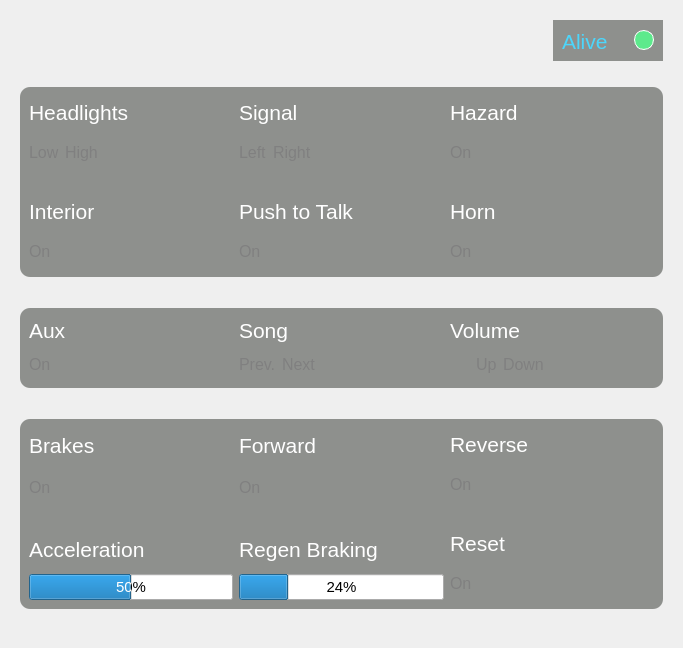
This is ViewLayer/DebugDisplay/ControlPage/ControlUi/ControlUi.ui in waffle-iron/Epsilon-Dashboard as Qt 5 draws it before an edit. The edited form follows.
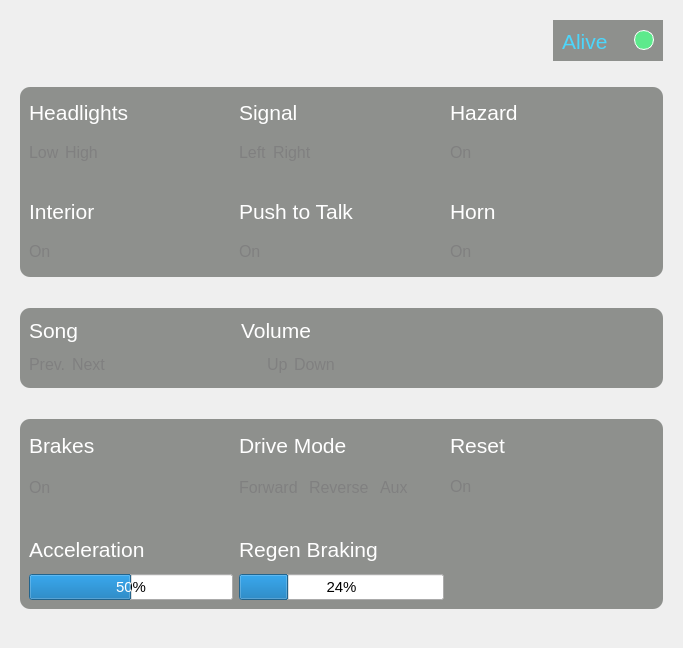
This is the edited form. Icons and pictures are not drawn.

Commit message: chnaged the aux label to be under Drive Mode

Patch:
```diff
--- a/ViewLayer/DebugDisplay/ControlPage/ControlUi/ControlUi.ui
+++ b/ViewLayer/DebugDisplay/ControlPage/ControlUi/ControlUi.ui
@@ -576,51 +576,6 @@
         <layout class="QHBoxLayout" name="horizontalLayout_14">
          <item>
           <layout class="QHBoxLayout" name="horizontalLayout_3">
-           <item>
-            <layout class="QVBoxLayout" name="verticalLayout_8">
-             <item>
-              <layout class="QHBoxLayout" name="horizontalLayout_25">
-               <item>
-                <widget class="QLabel" name="auxLabel">
-                 <property name="styleSheet">
-                  <string notr="true">color: white;</string>
-                 </property>
-                 <property name="text">
-                  <string>&lt;html&gt;&lt;head/&gt;&lt;body&gt;&lt;p&gt;&lt;span style=&quot; font-size:16pt; &quot;&gt;Aux&lt;/span&gt;&lt;/p&gt;&lt;/body&gt;&lt;/html&gt;</string>
-                 </property>
-                </widget>
-               </item>
-              </layout>
-             </item>
-             <item>
-              <layout class="QHBoxLayout" name="horizontalLayout_17">
-               <item>
-                <widget class="QLabel" name="auxOnLabel">
-                 <property name="styleSheet">
-                  <string notr="true">color: grey;</string>
-                 </property>
-                 <property name="text">
-                  <string>&lt;html&gt;&lt;head/&gt;&lt;body&gt;&lt;p&gt;&lt;span style=&quot; font-size:12pt; &quot;&gt;On&lt;/span&gt;&lt;/p&gt;&lt;/body&gt;&lt;/html&gt;</string>
-                 </property>
-                </widget>
-               </item>
-               <item>
-                <spacer name="horizontalSpacer_7">
-                 <property name="orientation">
-                  <enum>Qt::Horizontal</enum>
-                 </property>
-                 <property name="sizeHint" stdset="0">
-                  <size>
-                   <width>40</width>
-                   <height>20</height>
-                  </size>
-                 </property>
-                </spacer>
-               </item>
-              </layout>
-             </item>
-            </layout>
-           </item>
            <item>
             <layout class="QVBoxLayout" name="verticalLayout_9">
              <item>
@@ -781,6 +736,19 @@
              </item>
             </layout>
            </item>
+           <item>
+            <spacer name="horizontalSpacer_7">
+             <property name="orientation">
+              <enum>Qt::Horizontal</enum>
+             </property>
+             <property name="sizeHint" stdset="0">
+              <size>
+               <width>40</width>
+               <height>20</height>
+              </size>
+             </property>
+            </spacer>
+           </item>
           </layout>
          </item>
         </layout>
@@ -893,24 +861,48 @@
                 <string notr="true">color: white;</string>
                </property>
                <property name="text">
-                <string>&lt;html&gt;&lt;head/&gt;&lt;body&gt;&lt;p&gt;&lt;span style=&quot; font-size:16pt; &quot;&gt;Forward&lt;/span&gt;&lt;/p&gt;&lt;/body&gt;&lt;/html&gt;</string>
+                <string>&lt;html&gt;&lt;head/&gt;&lt;body&gt;&lt;p&gt;&lt;span style=&quot; font-size:16pt;&quot;&gt;Drive Mode&lt;/span&gt;&lt;/p&gt;&lt;/body&gt;&lt;/html&gt;</string>
                </property>
               </widget>
              </item>
              <item>
-              <widget class="QLabel" name="forwardOnLabel">
-               <property name="font">
-                <font>
-                 <pointsize>9</pointsize>
-                </font>
-               </property>
-               <property name="styleSheet">
-                <string notr="true">color: grey;</string>
-               </property>
-               <property name="text">
-                <string>&lt;html&gt;&lt;head/&gt;&lt;body&gt;&lt;p&gt;&lt;span style=&quot; font-size:12pt; &quot;&gt;On&lt;/span&gt;&lt;/p&gt;&lt;/body&gt;&lt;/html&gt;</string>
-               </property>
-              </widget>
+              <layout class="QHBoxLayout" name="horizontalLayout_5">
+               <item>
+                <widget class="QLabel" name="forwardOnLabel">
+                 <property name="styleSheet">
+                  <string notr="true">color: grey;</string>
+                 </property>
+                 <property name="text">
+                  <string>&lt;html&gt;&lt;head/&gt;&lt;body&gt;&lt;p&gt;&lt;span style=&quot; font-size:12pt;&quot;&gt;Forward&lt;/span&gt;&lt;/p&gt;&lt;/body&gt;&lt;/html&gt;</string>
+                 </property>
+                </widget>
+               </item>
+               <item>
+                <widget class="QLabel" name="reverseOnLabel">
+                 <property name="styleSheet">
+                  <string notr="true">color: grey;</string>
+                 </property>
+                 <property name="text">
+                  <string>&lt;html&gt;&lt;head/&gt;&lt;body&gt;&lt;p&gt;&lt;span style=&quot; font-size:12pt;&quot;&gt;Reverse&lt;/span&gt;&lt;/p&gt;&lt;/body&gt;&lt;/html&gt;</string>
+                 </property>
+                </widget>
+               </item>
+               <item>
+                <widget class="QLabel" name="auxOnLabel">
+                 <property name="font">
+                  <font>
+                   <pointsize>9</pointsize>
+                  </font>
+                 </property>
+                 <property name="styleSheet">
+                  <string notr="true">color: grey;</string>
+                 </property>
+                 <property name="text">
+                  <string>&lt;html&gt;&lt;head/&gt;&lt;body&gt;&lt;p&gt;&lt;span style=&quot; font-size:12pt;&quot;&gt;Aux&lt;/span&gt;&lt;/p&gt;&lt;/body&gt;&lt;/html&gt;</string>
+                 </property>
+                </widget>
+               </item>
+              </layout>
              </item>
              <item>
               <spacer name="verticalSpacer_8">
@@ -952,44 +944,6 @@
            </item>
            <item>
             <layout class="QVBoxLayout" name="verticalLayout_7">
-             <item>
-              <widget class="QLabel" name="reverseLabel">
-               <property name="styleSheet">
-                <string notr="true">color: white;</string>
-               </property>
-               <property name="text">
-                <string>&lt;html&gt;&lt;head/&gt;&lt;body&gt;&lt;p&gt;&lt;span style=&quot; font-size:16pt; &quot;&gt;Reverse&lt;/span&gt;&lt;/p&gt;&lt;/body&gt;&lt;/html&gt;</string>
-               </property>
-              </widget>
-             </item>
-             <item>
-              <widget class="QLabel" name="reverseOnLabel">
-               <property name="font">
-                <font>
-                 <pointsize>9</pointsize>
-                </font>
-               </property>
-               <property name="styleSheet">
-                <string notr="true">color: grey;</string>
-               </property>
-               <property name="text">
-                <string>&lt;html&gt;&lt;head/&gt;&lt;body&gt;&lt;p&gt;&lt;span style=&quot; font-size:12pt; &quot;&gt;On&lt;/span&gt;&lt;/p&gt;&lt;/body&gt;&lt;/html&gt;</string>
-               </property>
-              </widget>
-             </item>
-             <item>
-              <spacer name="horizontalSpacer">
-               <property name="orientation">
-                <enum>Qt::Horizontal</enum>
-               </property>
-               <property name="sizeHint" stdset="0">
-                <size>
-                 <width>40</width>
-                 <height>20</height>
-                </size>
-               </property>
-              </spacer>
-             </item>
              <item>
               <widget class="QLabel" name="resetLabel">
                <property name="styleSheet">
@@ -1010,6 +964,35 @@
                </property>
               </widget>
              </item>
+             <item>
+              <spacer name="horizontalSpacer">
+               <property name="orientation">
+                <enum>Qt::Horizontal</enum>
+               </property>
+               <property name="sizeHint" stdset="0">
+                <size>
+                 <width>40</width>
+                 <height>20</height>
+                </size>
+               </property>
+              </spacer>
+             </item>
+             <item>
+              <spacer name="verticalSpacer_9">
+               <property name="orientation">
+                <enum>Qt::Vertical</enum>
+               </property>
+               <property name="sizeType">
+                <enum>QSizePolicy::Fixed</enum>
+               </property>
+               <property name="sizeHint" stdset="0">
+                <size>
+                 <width>20</width>
+                 <height>76</height>
+                </size>
+               </property>
+              </spacer>
+             </item>
             </layout>
            </item>
           </layout>
```
Left out of the diff: 2 changed lines with no effect on the pictures. The commit also changes 6 other files.
